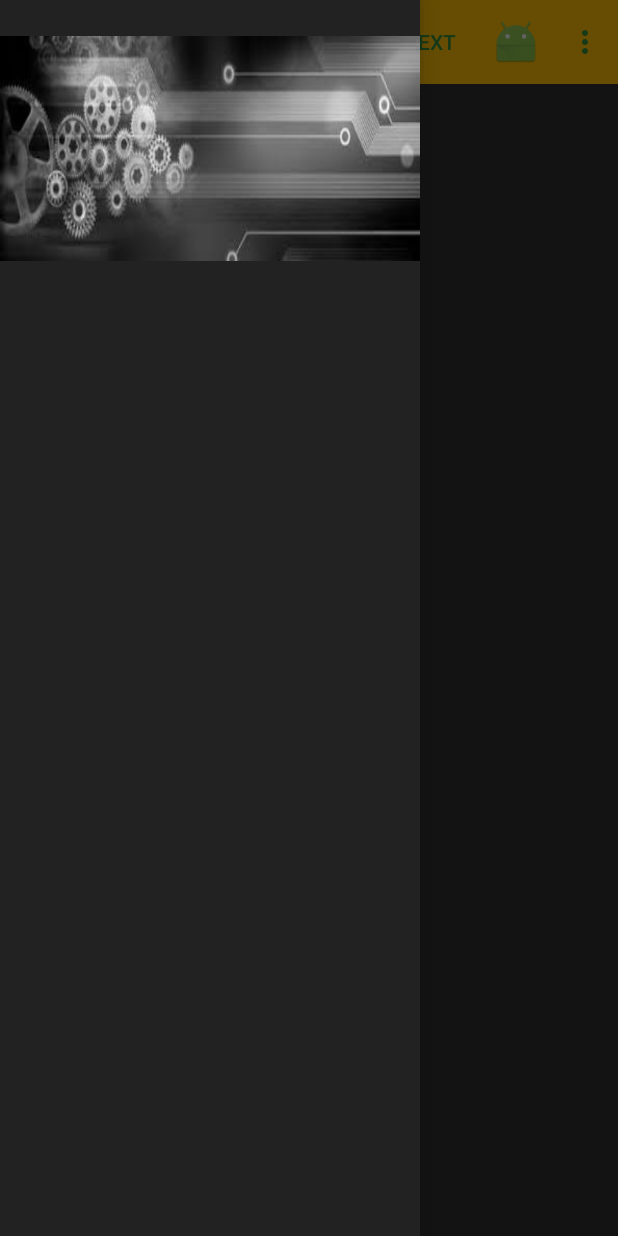
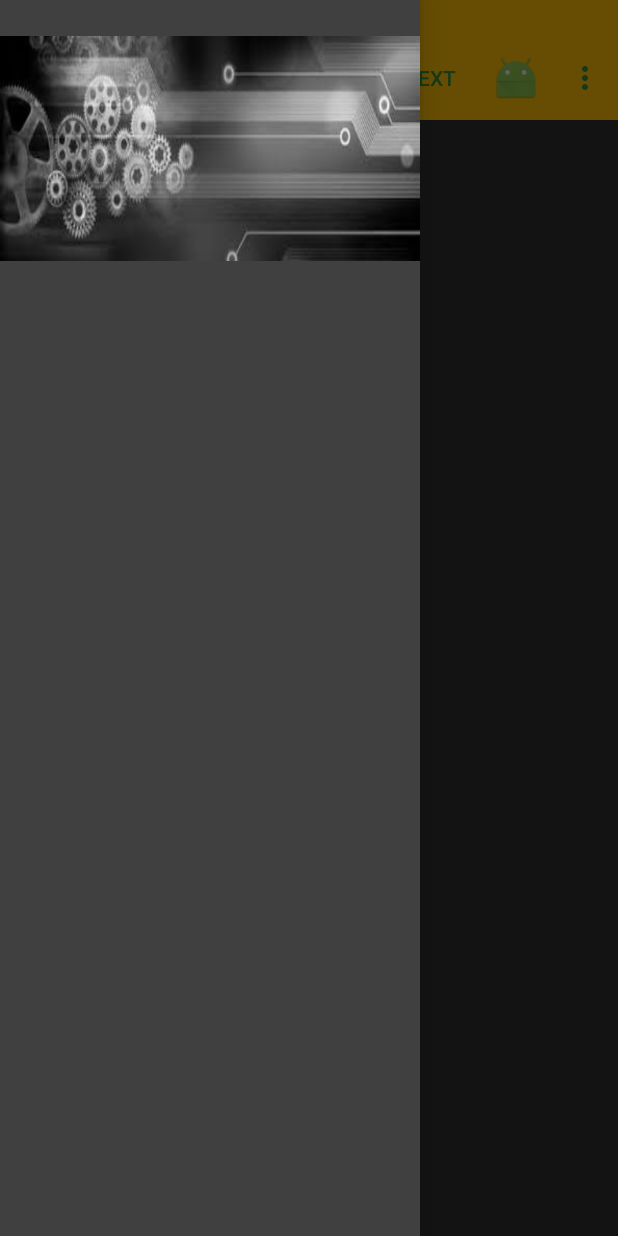
Before and after one commit to VikasJilla/androidProjects, an Android app: the screen it shows after launch (MainActivity), on a phone screen of 412 x 824 dp. Run offline under Robolectric (Android 15) with nearby library versions, the phone set to English and light mode, and no system bars.

Commit message:
added new dimesn.xml for v21 added new dimension for padding toolbar to show the color behind the status bar started working on recycler view

```diff
--- a/app/build.gradle
+++ b/app/build.gradle
@@ -25,6 +25,7 @@ dependencies {
         exclude group: 'com.android.support', module: 'support-annotations'
     })
     compile 'com.android.support:appcompat-v7:26.0.+'
+    compile 'com.android.support:recyclerview-v7:+'
     compile 'com.android.support.constraint:constraint-layout:1.0.2'
     compile 'com.android.support:design:26.+'
     compile 'com.android.support:support-v4:26.+'
--- a/app/src/main/java/com/example/vikasjilla/materialtest/NavDrawerFrag.java
+++ b/app/src/main/java/com/example/vikasjilla/materialtest/NavDrawerFrag.java
@@ -8,6 +8,7 @@ import android.os.Bundle;
 import android.support.v4.app.Fragment;
 import android.support.v4.widget.DrawerLayout;
 import android.support.v7.app.ActionBarDrawerToggle;
+import android.support.v7.widget.RecyclerView;
 import android.support.v7.widget.Toolbar;
 import android.view.LayoutInflater;
 import android.view.View;
@@ -28,6 +29,7 @@ public class NavDrawerFrag extends Fragment {
     private Toolbar mToolBar;
     private DrawerLayout mDrawerLayout;
     private ActionBarDrawerToggle mtoggleListener;
+    private RecyclerView mRecyclerView;
 
     private boolean misUserReadDrawer;
     private boolean misComingFromSavedState;
@@ -54,7 +56,9 @@ public class NavDrawerFrag extends Fragment {
     public View onCreateView(LayoutInflater inflater, ViewGroup container,
                              Bundle savedInstanceState) {
         // Inflate the layout for this fragment
-        return inflater.inflate(R.layout.fragment_nav_drawer, container, false);
+        View view = inflater.inflate(R.layout.fragment_nav_drawer, container, false);
+        mRecyclerView = view.findViewById(R.id.recyclerView);
+        return view;
     }
 
 
--- a/app/src/main/res/layout/activity_main.xml
+++ b/app/src/main/res/layout/activity_main.xml
@@ -10,7 +10,6 @@
 <RelativeLayout
     android:layout_width="match_parent"
     android:layout_height="match_parent"
-    android:fitsSystemWindows="true"
     tools:context="com.example.vikasjilla.materialtest.MainActivity">
     <include
         android:id="@+id/toolBar"
--- a/app/src/main/res/layout/app_bar.xml
+++ b/app/src/main/res/layout/app_bar.xml
@@ -4,6 +4,7 @@
     android:layout_height="wrap_content"
     xmlns:app="http://schemas.android.com/apk/res-auto"
     android:background="@color/colorPrimary"
+    android:paddingTop="@dimen/statusBarheight"
     app:theme="@style/AppBarStyle">
 
 </android.support.v7.widget.Toolbar>
--- a/app/src/main/res/layout/fragment_nav_drawer.xml
+++ b/app/src/main/res/layout/fragment_nav_drawer.xml
@@ -2,15 +2,23 @@
     xmlns:tools="http://schemas.android.com/tools"
     android:layout_width="match_parent"
     android:layout_height="match_parent"
-    android:background="#222"
+    android:background="@color/bannerImageBg"
+
     tools:context="com.example.vikasjilla.materialtest.NavDrawerFrag">
 
     <!-- TODO: Update blank fragment layout -->
     <ImageView
+        android:id="@+id/headerImage"
         android:layout_width="match_parent"
         android:layout_height="150dp"
+        android:layout_marginTop="@dimen/statusBarheight"
         android:scaleType="fitXY"
-        android:layout_marginTop="24dp"
-        android:src="@drawable/banner"/>
+        android:src="@drawable/banner" />
 
+    <android.support.v7.widget.RecyclerView
+        android:id="@+id/recyclerView"
+        android:layout_width="match_parent"
+        android:layout_height="wrap_content"
+        android:layout_below="@+id/headerImage"
+        />
 </RelativeLayout>
--- /dev/null
+++ b/app/src/main/res/values-v21/dimens.xml
@@ -0,0 +1,4 @@
+<?xml version="1.0" encoding="utf-8"?>
+<resources>
+    <dimen name="statusBarheight">24dp</dimen>
+</resources>
--- a/app/src/main/res/values/colors.xml
+++ b/app/src/main/res/values/colors.xml
@@ -4,4 +4,5 @@
     <color name="colorPrimaryDark">#FFA000</color>
     <color name="colorAccent">#388E3C</color>
     <color name="navigationBarColor">#C8E6C9</color>
+    <color name="bannerImageBg">#404040</color>
 </resources>
--- a/app/src/main/res/values/dimens.xml
+++ b/app/src/main/res/values/dimens.xml
@@ -5,4 +5,5 @@
     <dimen name="nav_header_vertical_spacing">16dp</dimen>
     <dimen name="nav_header_height">160dp</dimen>
     <dimen name="fab_margin">16dp</dimen>
+    <dimen name="statusBarheight">0dp</dimen>
 </resources>
```
